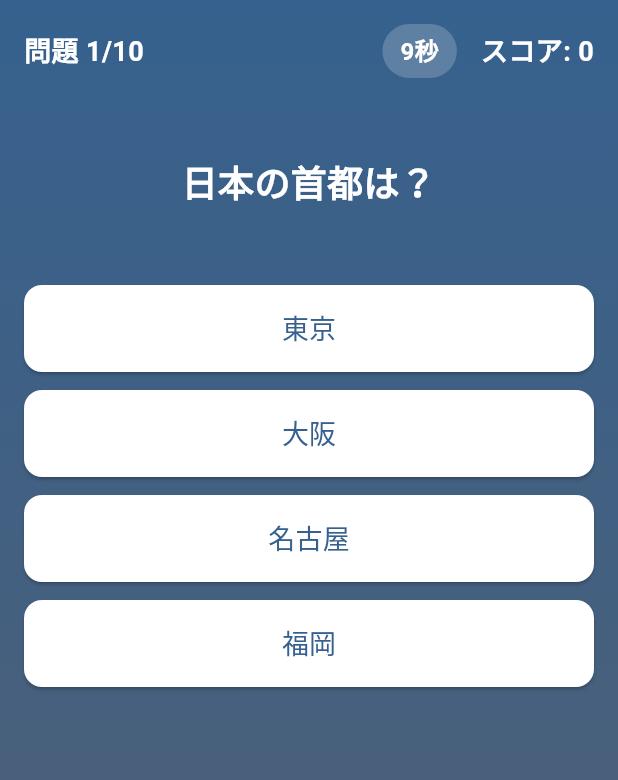
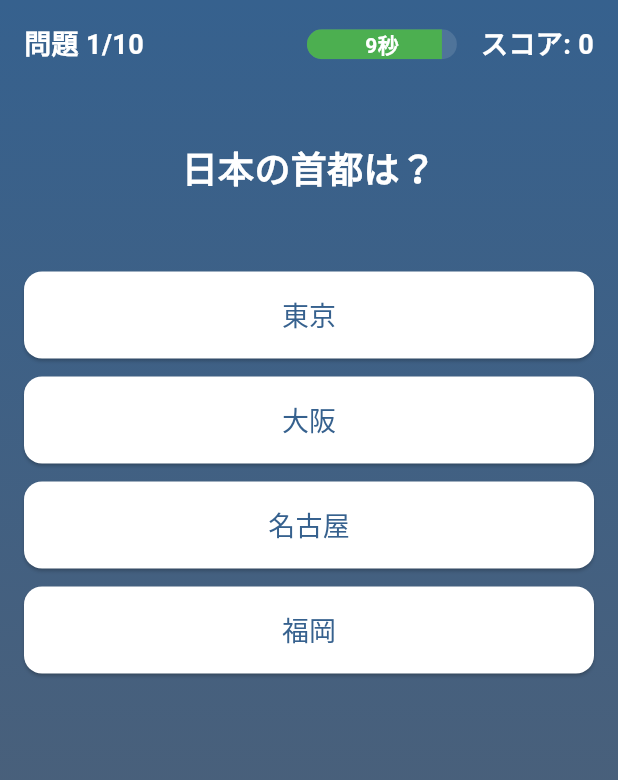
Before and after one commit to kunikuni9292/quiz, a Flutter app: the screen it shows after launch, after a tap on "一般常識", on a phone screen of 412 x 824 dp. Shown: the top 780 px of the screen. Run offline on Flutter 3.47's test engine with Material 3 defaults, Android fonts, the phone set to English and light mode, and no system bars; our stand-ins replace confetti, flutter_hooks, freezed_annotation, hooks_riverpod.

Commit message:
update: インジケーター追加と沖縄のクイズ追加

```diff
--- a/lib/data/quiz_data.dart
+++ b/lib/data/quiz_data.dart
@@ -3,22 +3,28 @@ import 'package:quiz/models/quiz_model.dart';
 
 class QuizData {
   static final List<Category> categories = [
-    Category(
+    const Category(
       id: 'general',
       name: '一般常識',
       description: '日常生活で役立つ知識を学びましょう',
       questionCount: 10,
     ),
-    Category(
+    const Category(
       id: 'science',
       name: '科学',
       description: '科学の基礎知識を学びましょう',
       questionCount: 10,
     ),
-    Category(
+    const Category(
       id: 'history',
       name: '歴史',
       description: '日本の歴史について学びましょう',
+      questionCount: 10,
+    ),
+    const Category(
+      id: 'okinawa',
+      name: '沖縄クイズ',
+      description: '沖縄の文化、歴史、食べ物、観光地に関する問題です',
       questionCount: 10,
     ),
   ];
@@ -27,61 +33,61 @@ class QuizData {
     switch (categoryId) {
       case 'general':
         return [
-          QuizQuestion(
+          const QuizQuestion(
             id: 'g1',
             question: '日本の首都は？',
             options: ['東京', '大阪', '名古屋', '福岡'],
             correctAnswer: '東京',
           ),
-          QuizQuestion(
+          const QuizQuestion(
             id: 'g2',
             question: '1+1は？',
             options: ['1', '2', '3', '4'],
             correctAnswer: '2',
           ),
-          QuizQuestion(
+          const QuizQuestion(
             id: 'g3',
             question: '日本の国花は？',
             options: ['桜', '菊', '梅', '牡丹'],
             correctAnswer: '桜',
           ),
-          QuizQuestion(
+          const QuizQuestion(
             id: 'g4',
             question: '世界で最も大きな大陸は？',
             options: ['アジア', 'アフリカ', '北アメリカ', '南アメリカ'],
             correctAnswer: 'アジア',
           ),
-          QuizQuestion(
+          const QuizQuestion(
             id: 'g5',
             question: '世界で最も高い山は？',
             options: ['エベレスト', 'K2', 'マッターホルン', '富士山'],
             correctAnswer: 'エベレスト',
           ),
-          QuizQuestion(
+          const QuizQuestion(
             id: 'g6',
             question: '日本の人口は約何人？',
             options: ['1億人', '1億2千万人', '1億5千万人', '2億人'],
             correctAnswer: '1億2千万人',
           ),
-          QuizQuestion(
+          const QuizQuestion(
             id: 'g7',
             question: '世界で最も長い川は？',
             options: ['ナイル川', 'アマゾン川', 'ミシシッピ川', '長江'],
             correctAnswer: 'ナイル川',
           ),
-          QuizQuestion(
+          const QuizQuestion(
             id: 'g8',
             question: '日本の面積は約何平方キロメートル？',
             options: ['30万km²', '37万km²', '40万km²', '45万km²'],
             correctAnswer: '37万km²',
           ),
-          QuizQuestion(
+          const QuizQuestion(
             id: 'g9',
             question: '世界で最も大きな海は？',
             options: ['太平洋', '大西洋', 'インド洋', '北極海'],
             correctAnswer: '太平洋',
           ),
-          QuizQuestion(
+          const QuizQuestion(
             id: 'g10',
             question: '日本の最高気温記録は？',
             options: ['40.0℃', '41.1℃', '42.0℃', '43.0℃'],
@@ -90,13 +96,13 @@ class QuizData {
         ];
       case 'science':
         return [
-          QuizQuestion(
+          const QuizQuestion(
             id: 's1',
             question: '水の化学式は？',
             options: ['H2O', 'CO2', 'O2', 'H2'],
             correctAnswer: 'H2O',
           ),
-          QuizQuestion(
+          const QuizQuestion(
             id: 's2',
             question: '光の速度は？',
             options: [
@@ -107,49 +113,49 @@ class QuizData {
             ],
             correctAnswer: '299,792,458 m/s',
           ),
-          QuizQuestion(
+          const QuizQuestion(
             id: 's3',
             question: '地球の衛星は？',
             options: ['月', '火星', '金星', '木星'],
             correctAnswer: '月',
           ),
-          QuizQuestion(
+          const QuizQuestion(
             id: 's4',
             question: '元素記号「Fe」は何？',
             options: ['鉄', '銅', '金', '銀'],
             correctAnswer: '鉄',
           ),
-          QuizQuestion(
+          const QuizQuestion(
             id: 's5',
             question: '太陽系で最も大きな惑星は？',
             options: ['木星', '土星', '天王星', '海王星'],
             correctAnswer: '木星',
           ),
-          QuizQuestion(
+          const QuizQuestion(
             id: 's6',
             question: 'DNAの二重らせん構造を発見したのは？',
             options: ['ワトソンとクリック', 'アインシュタイン', 'ニュートン', 'ダーウィン'],
             correctAnswer: 'ワトソンとクリック',
           ),
-          QuizQuestion(
+          const QuizQuestion(
             id: 's7',
             question: '元素の周期表で最も軽い元素は？',
             options: ['水素', 'ヘリウム', 'リチウム', 'ベリリウム'],
             correctAnswer: '水素',
           ),
-          QuizQuestion(
+          const QuizQuestion(
             id: 's8',
             question: '光合成に必要な色素は？',
             options: ['クロロフィル', 'ヘモグロビン', 'メラニン', 'カロテン'],
             correctAnswer: 'クロロフィル',
           ),
-          QuizQuestion(
+          const QuizQuestion(
             id: 's9',
             question: '地球の中心部の温度は約何度？',
             options: ['4,000℃', '5,000℃', '6,000℃', '7,000℃'],
             correctAnswer: '6,000℃',
           ),
-          QuizQuestion(
+          const QuizQuestion(
             id: 's10',
             question: '原子の中心にあるのは？',
             options: ['原子核', '電子', '中性子', '陽子'],
@@ -158,65 +164,178 @@ class QuizData {
         ];
       case 'history':
         return [
-          QuizQuestion(
+          const QuizQuestion(
             id: 'h1',
             question: '織田信長が活躍した時代は？',
             options: ['戦国時代', '江戸時代', '明治時代', '大正時代'],
             correctAnswer: '戦国時代',
           ),
-          QuizQuestion(
+          const QuizQuestion(
             id: 'h2',
             question: '日本が第二次世界大戦に参戦した年は？',
             options: ['1941年', '1942年', '1943年', '1944年'],
             correctAnswer: '1941年',
           ),
-          QuizQuestion(
+          const QuizQuestion(
             id: 'h3',
             question: '日本で最初の元号は？',
             options: ['大化', '明治', '大正', '昭和'],
             correctAnswer: '大化',
           ),
-          QuizQuestion(
+          const QuizQuestion(
             id: 'h4',
             question: '徳川家康が江戸幕府を開いた年は？',
             options: ['1600年', '1603年', '1605年', '1615年'],
             correctAnswer: '1603年',
           ),
-          QuizQuestion(
+          const QuizQuestion(
             id: 'h5',
             question: '明治維新が始まった年は？',
             options: ['1867年', '1868年', '1869年', '1870年'],
             correctAnswer: '1868年',
           ),
-          QuizQuestion(
+          const QuizQuestion(
             id: 'h6',
             question: '日本で最初の憲法が制定された年は？',
             options: ['1889年', '1890年', '1891年', '1892年'],
             correctAnswer: '1889年',
           ),
-          QuizQuestion(
+          const QuizQuestion(
             id: 'h7',
             question: '関ヶ原の戦いが行われた年は？',
             options: ['1600年', '1603年', '1615年', '1616年'],
             correctAnswer: '1600年',
           ),
-          QuizQuestion(
+          const QuizQuestion(
             id: 'h8',
             question: '日本で最初の内閣総理大臣は？',
             options: ['伊藤博文', '大隈重信', '山県有朋', '桂太郎'],
             correctAnswer: '伊藤博文',
           ),
-          QuizQuestion(
+          const QuizQuestion(
             id: 'h9',
             question: '日本が日露戦争に勝利した年は？',
             options: ['1904年', '1905年', '1906年', '1907年'],
             correctAnswer: '1905年',
           ),
-          QuizQuestion(
+          const QuizQuestion(
             id: 'h10',
             question: '日本国憲法が施行された年は？',
             options: ['1946年', '1947年', '1948年', '1949年'],
             correctAnswer: '1947年',
+          ),
+        ];
+      case 'okinawa':
+        return [
+          const QuizQuestion(
+            id: 'ok1',
+            question: '沖縄の方言で「めんそーれ」の意味として最も一般的なのは？',
+            options: [
+              'こんにちは',
+              'いらっしゃい',
+              'さようなら',
+              'ありがとう',
+            ],
+            correctAnswer: 'いらっしゃい',
+          ),
+          const QuizQuestion(
+            id: 'ok2',
+            question: '沖縄の伝統的な踊り「エイサー」で最も特徴的に使われる小型太鼓は？',
+            options: [
+              '三線',
+              'パーランクー',
+              '大太鼓',
+              '笛',
+            ],
+            correctAnswer: 'パーランクー',
+          ),
+          const QuizQuestion(
+            id: 'ok3',
+            question: '沖縄の伝統的な家屋に置かれる「シーサー」は何から家を守る目的で設置される？',
+            options: [
+              '火災',
+              '泥棒',
+              '悪霊',
+              '台風',
+            ],
+            correctAnswer: '悪霊',
+          ),
+          const QuizQuestion(
+            id: 'ok4',
+            question: '沖縄料理「ゴーヤーチャンプルー」で最も基本的で代表的な材料の組み合わせは？',
+            options: [
+              'ゴーヤーと豆腐',
+              'ゴーヤーと豚肉',
+              'ゴーヤーと卵',
+              'ゴーヤーと野菜',
+            ],
+            correctAnswer: 'ゴーヤーと豆腐',
+          ),
+          const QuizQuestion(
+            id: 'ok5',
+            question: '沖縄の伝統酒「泡盛」の主な原料は？',
+            options: [
+              '米',
+              '麦',
+              '芋',
+              'とうもろこし',
+            ],
+            correctAnswer: '米',
+          ),
+          const QuizQuestion(
+            id: 'ok6',
+            question: '琉球の伝統織物「琉球絣（かすり）」の代表的な染色技法は？',
+            options: [
+              '藍染め',
+              '紅型',
+              '芭蕉布',
+              '首里織',
+            ],
+            correctAnswer: '藍染め',
+          ),
+          const QuizQuestion(
+            id: 'ok7',
+            question: '沖縄の伝統行事「ハーリー」は何の安全と繁栄を祈る祭り？',
+            options: [
+              '豊作',
+              '大漁',
+              '商売繁盛',
+              '家内安全',
+            ],
+            correctAnswer: '大漁',
+          ),
+          const QuizQuestion(
+            id: 'ok8',
+            question: '沖縄伝統菓子「ちんすこう」の最も基本的な材料は？',
+            options: [
+              '小麦粉と砂糖',
+              '米粉と砂糖',
+              '芋と砂糖',
+              '豆と砂糖',
+            ],
+            correctAnswer: '小麦粉と砂糖',
+          ),
+          const QuizQuestion(
+            id: 'ok9',
+            question: '沖縄の伝統楽器「三線」の弦の本数は？',
+            options: [
+              '2本',
+              '3本',
+              '4本',
+              '5本',
+            ],
+            correctAnswer: '3本',
+          ),
+          const QuizQuestion(
+            id: 'ok10',
+            question: '沖縄の踊り「カチャーシー」の最も特徴的な動きは？',
+            options: [
+              '手を回す',
+              '足を踏む',
+              '腰を振る',
+              '首を振る',
+            ],
+            correctAnswer: '手を回す',
           ),
         ];
       default:
--- a/lib/views/quiz_view.dart
+++ b/lib/views/quiz_view.dart
@@ -62,26 +62,36 @@ class QuizView extends HookConsumerWidget {
                     ),
                     Row(
                       children: [
-                        Container(
-                          padding: const EdgeInsets.symmetric(
-                            horizontal: 12,
-                            vertical: 6,
-                          ),
-                          decoration: BoxDecoration(
-                            color: quizState.remainingTime <= 3
-                                ? Colors.red
-                                : Colors.white.withAlpha(50),
-                            borderRadius: BorderRadius.circular(20),
-                          ),
-                          child: Text(
-                            '${quizState.remainingTime}秒',
-                            style: TextStyle(
-                              color: quizState.remainingTime <= 3
-                                  ? Colors.white
-                                  : Colors.white,
-                              fontSize: 16,
-                              fontWeight: FontWeight.bold,
-                            ),
+                        SizedBox(
+                          width: 100,
+                          child: Stack(
+                            alignment: Alignment.center,
+                            children: [
+                              ClipRRect(
+                                borderRadius: BorderRadius.circular(10),
+                                child: LinearProgressIndicator(
+                                  value: quizState.remainingTime /
+                                      quizState.timeLimit,
+                                  backgroundColor: Colors.white.withAlpha(30),
+                                  valueColor: AlwaysStoppedAnimation<Color>(
+                                    quizState.remainingTime > 6
+                                        ? Colors.green
+                                        : quizState.remainingTime > 3
+                                            ? Colors.orange
+                                            : Colors.red,
+                                  ),
+                                  minHeight: 20,
+                                ),
+                              ),
+                              Text(
+                                '${quizState.remainingTime}秒',
+                                style: const TextStyle(
+                                  color: Colors.white,
+                                  fontSize: 14,
+                                  fontWeight: FontWeight.bold,
+                                ),
+                              ),
+                            ],
                           ),
                         ),
                         const SizedBox(width: 16),
```
